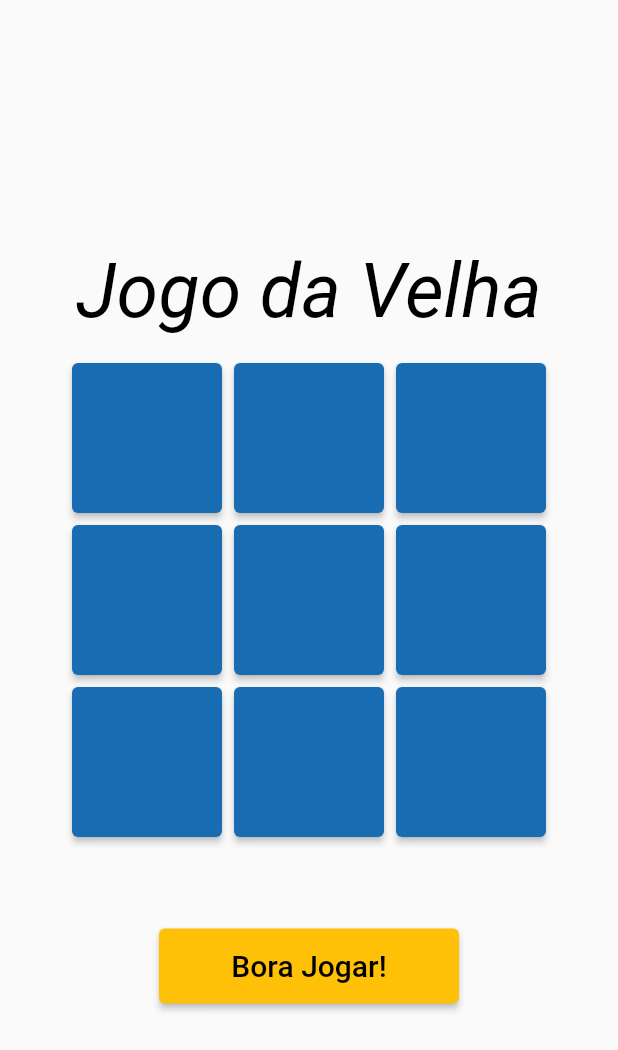
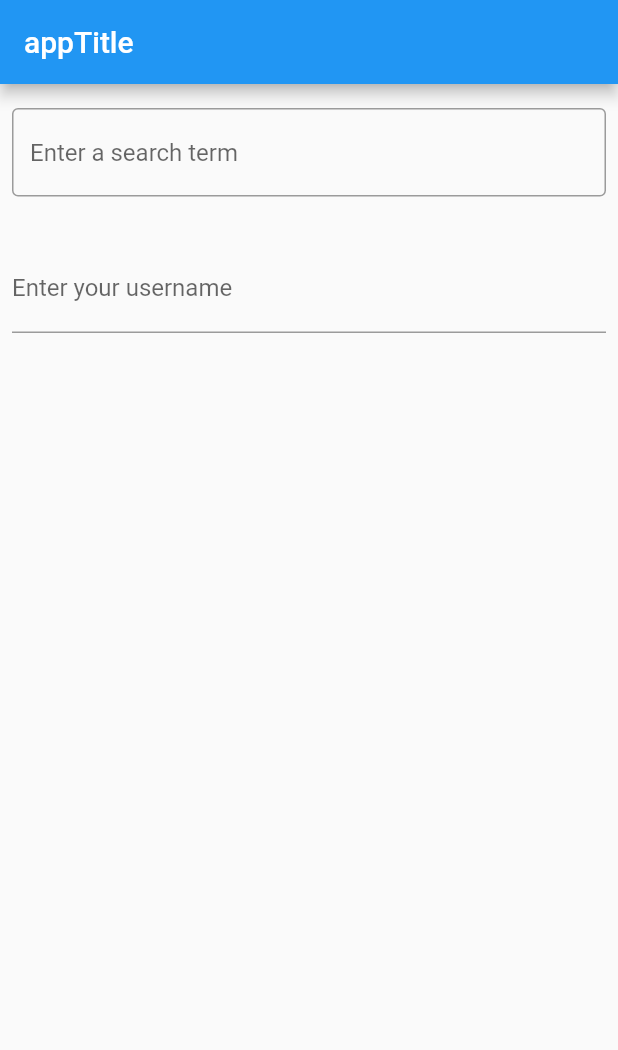
Before and after one commit to thiagocastro1721/jogo_da_velha_on_line, a Flutter app: the screen it shows after launch, on a phone screen of 412 x 824 dp. Shown: the top 1050 px of the screen. Run offline on Flutter 3.47's test engine with Material 2 defaults, Android fonts, the phone set to English and light mode, and no system bars.

Commit message:
Início da tela de login

```diff
--- a/lib/main.dart
+++ b/lib/main.dart
@@ -1,5 +1,5 @@
 import 'package:flutter/material.dart';
-import 'package:my_app/my_game_page.dart';
+import 'package:my_app/pages/login.page.dart';
 
 void main() {
   runApp(const MyApp());
@@ -13,7 +13,7 @@ class MyApp extends StatelessWidget {
   Widget build(BuildContext context) {
     return const MaterialApp(
       debugShowCheckedModeBanner: false,
-      home: MyGame(),
+      home: LoginPage(),
     );
   }
 }
--- /dev/null
+++ b/lib/pages/login.page.dart
@@ -0,0 +1,48 @@
+import 'package:flutter/material.dart';
+
+class LoginPage extends StatelessWidget {
+  const LoginPage({super.key});
+  @override
+  Widget build(BuildContext context) {
+      return  MaterialApp(
+      title: 'appTitle',
+      home: Scaffold(
+        appBar: AppBar(
+          title: const Text('appTitle'),
+        ),
+        body: const MyCustomForm(),
+      ),
+    );
+  }
+}
+
+class MyCustomForm extends StatelessWidget {
+  const MyCustomForm({super.key});
+
+  @override
+  Widget build(BuildContext context) {
+    return Column(
+      crossAxisAlignment: CrossAxisAlignment.start,
+      children: <Widget>[
+        const Padding(
+          padding: EdgeInsets.symmetric(horizontal: 8, vertical: 16),
+          child: TextField(
+            decoration: InputDecoration(
+              border: OutlineInputBorder(),
+              hintText: 'Enter a search term',
+            ),
+          ),
+        ),
+        Padding(
+          padding: const EdgeInsets.symmetric(horizontal: 8, vertical: 16),
+          child: TextFormField(
+            decoration: const InputDecoration(
+              border: UnderlineInputBorder(),
+              labelText: 'Enter your username',
+            ),
+          ),
+        ),
+      ],
+    );
+  }
+}
```
